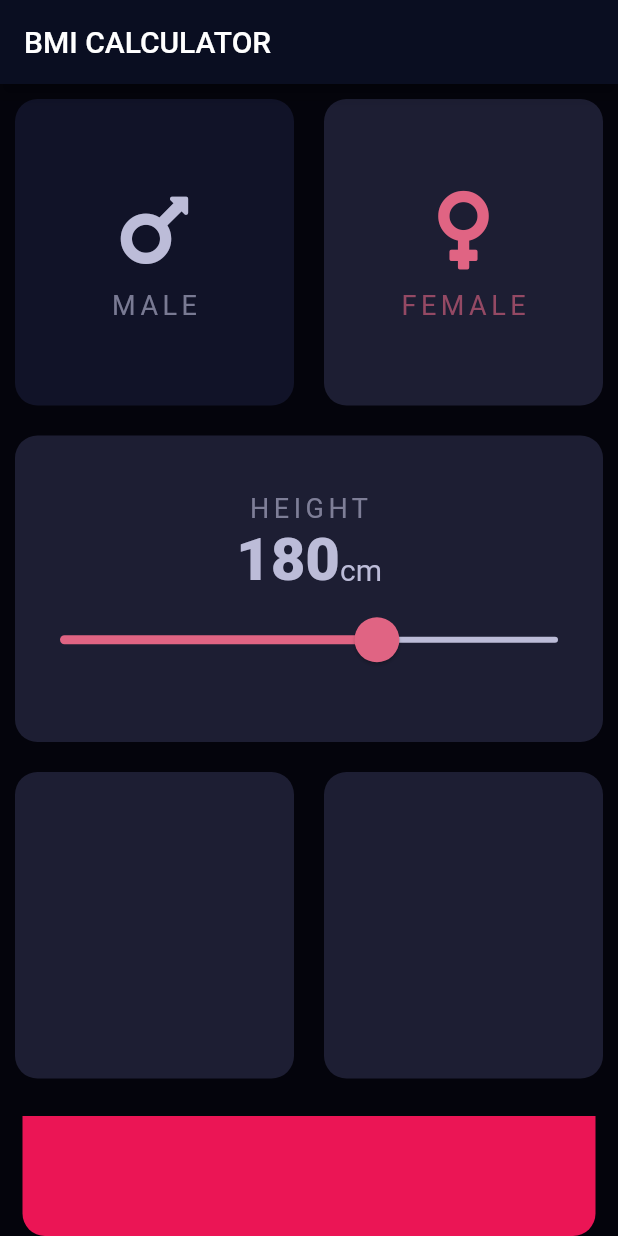
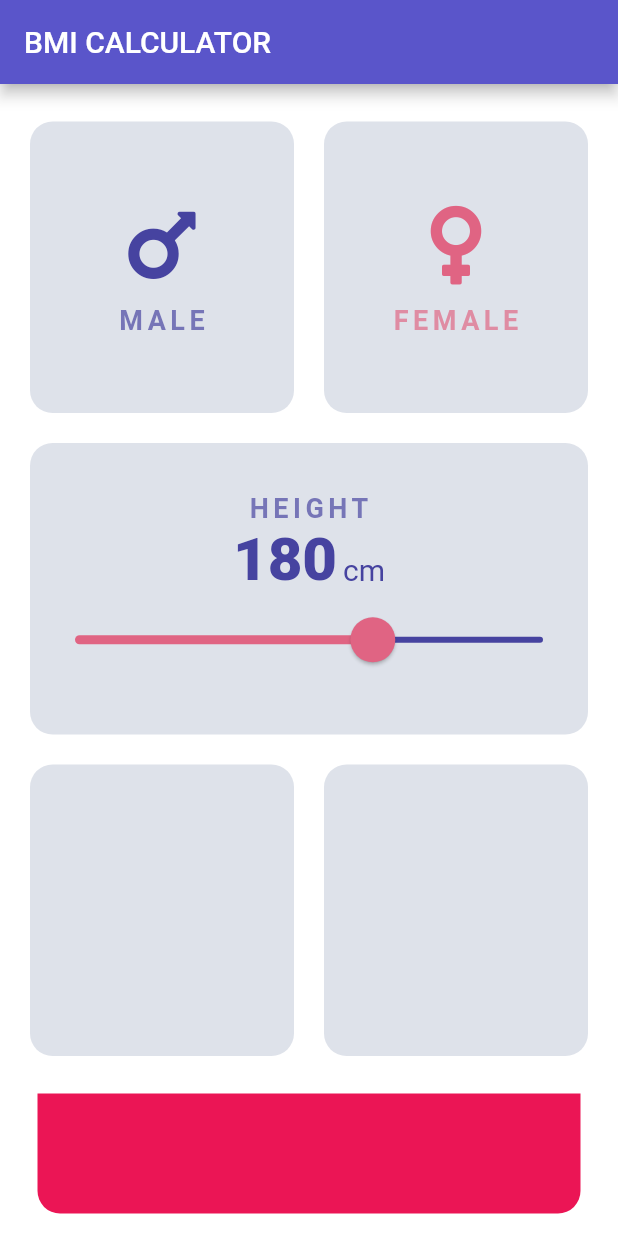
Before and after one commit to mustak/flutter-bmi-calculator, a Flutter app: the screen it shows after launch, on a phone screen of 412 x 824 dp. Run offline on Flutter 3.47's test engine with Material 2 defaults, Android fonts, the phone set to English and light mode, and no system bars; our stand-ins replace font_awesome_flutter.

Commit message:
add light theme settings

```diff
--- a/lib/components/gender_icon.dart
+++ b/lib/components/gender_icon.dart
@@ -13,8 +13,14 @@ class GenderIcon extends StatelessWidget {
     IconData faIcon = this.gender == Gender.male
         ? FontAwesomeIcons.mars
         : FontAwesomeIcons.venus;
-    Color clr = this.active ? kValueSelected : kValueDefault;
     String label = this.gender == Gender.male ? 'MALE' : 'FEMALE';
+
+    Color clr;
+    if (Theme.of(context).brightness == Brightness.dark) {
+      clr = this.active ? kDValueSelected : kDValueDefault;
+    } else {
+      clr = this.active ? kLValueSelected : kLValueDefault;
+    }
 
     return Column(
       mainAxisAlignment: MainAxisAlignment.center,
--- a/lib/components/height_input.dart
+++ b/lib/components/height_input.dart
@@ -15,6 +15,7 @@ class _HeightInputState extends State<HeightInput> {
 
   @override
   Widget build(BuildContext context) {
+    Brightness lTheme = Theme.of(context).brightness;
     return Column(
       mainAxisAlignment: MainAxisAlignment.center,
       children: [
@@ -23,7 +24,7 @@ class _HeightInputState extends State<HeightInput> {
 //        ),
         Text(
           'HEIGHT',
-          style: kLabelStyle(kValueDefault),
+          style: kLabelStyle(kLValueDefault),
         ),
         Row(
           mainAxisSize: MainAxisSize.min,
@@ -32,11 +33,14 @@ class _HeightInputState extends State<HeightInput> {
           children: [
             Text(
               _height.toString(),
-              style: kValueStyle,
+              style: lTheme == Brightness.dark ? kDValueStyle : kLValueStyle,
+            ),
+            SizedBox(
+              width: 4,
             ),
             Text(
               'cm',
-              style: kUnitStyle,
+              style: lTheme == Brightness.dark ? kDUnitStyle : kLUnitStyle,
             ),
           ],
         ),
--- a/lib/components/reusable_card.dart
+++ b/lib/components/reusable_card.dart
@@ -11,13 +11,20 @@ class ReusableCard extends StatelessWidget {
 
   @override
   Widget build(BuildContext context) {
+    Color clr;
+    if (Theme.of(context).brightness == Brightness.dark) {
+      clr = this.active ? kDActiveCardColor : kDInactiveCardColor;
+    } else {
+      clr = Color(0xFFdee2ea);
+    }
+
     return GestureDetector(
       onTap: this.onClick,
       child: Container(
         margin: const EdgeInsets.all(10),
         child: this.child,
         decoration: BoxDecoration(
-          color: this.active ? kActiveCardColor : kInactiveCardColor,
+          color: clr,
           borderRadius: BorderRadius.circular(kBorderRadius),
         ),
       ),
--- a/lib/constants.dart
+++ b/lib/constants.dart
@@ -1,18 +1,24 @@
 import 'package:flutter/material.dart';
 
-const kInactiveCardColor = Color(0xFF111328);
-const kActiveCardColor = Color(0xFF1D1E33);
-const kBottomContainerHeight = 80.0;
+///
+/// Card colors
+///
+const kDInactiveCardColor = Color(0xFF111328);
+const kDActiveCardColor = Color(0xFF1D1E33);
 
-const kMainPinkColor = Color(0xFFEB1555);
-
-const kValueSelected = Color(0xFFe06483);
-const kValueDefault = Color(0xFFbcbcd8);
+///
+/// LAbel and value colours
+///
+const kDValueSelected = Color(0xFFe06483);
+const kDValueDefault = Color(0xFFbcbcd8);
+const kLValueSelected = Color(0xFFe06483);
+const kLValueDefault = Color(0xFF4643a0);
 
 TextStyle kLabelStyle(clr) {
   return TextStyle(
-    color: clr.withAlpha(clr.alpha - 100),
+    color: clr.withAlpha(clr.alpha - 80),
     fontSize: 18,
+    fontWeight: FontWeight.w700,
     letterSpacing: 3,
   );
 }
@@ -21,17 +27,29 @@ const kBorderRadius = 15.0;
 
 enum Gender { male, female }
 
+const kBottomContainerHeight = 80.0;
+const kMainPinkColor = Color(0xFFEB1555);
+
 //Gender related
 const double kIconSize = 60;
 
 //Height Related
 const int kDefaultHeight = 180;
-const kValueStyle = TextStyle(
-  color: kValueDefault,
+const kDValueStyle = TextStyle(
+  color: kDValueDefault,
   fontSize: 40,
   fontWeight: FontWeight.w900,
 );
-const kUnitStyle = TextStyle(
-  color: kValueDefault,
+const kDUnitStyle = TextStyle(
+  color: kDValueDefault,
   fontSize: 20,
 );
+const kLValueStyle = TextStyle(
+  color: kLValueDefault,
+  fontSize: 40,
+  fontWeight: FontWeight.w900,
+);
+const kLUnitStyle = TextStyle(
+  color: kLValueDefault,
+  fontSize: 20,
+);
--- a/lib/main.dart
+++ b/lib/main.dart
@@ -12,25 +12,37 @@ class MyApp extends StatelessWidget {
   Widget build(BuildContext context) {
     return MaterialApp(
       title: 'BMI CALCULATOR',
-//      theme: ThemeData(
-//        scaffoldBackgroundColor: Color(0xFFF0F4FD),
-//        primaryColor: Color(0xFF5A55CA),
-//        visualDensity: VisualDensity.adaptivePlatformDensity,
-//      ),
-      theme: ThemeData.dark().copyWith(
-        primaryColor: Color(0xFF0A0E21), //0xFF0A0E21
-        scaffoldBackgroundColor: Color(0xFF04040C),
+      theme: ThemeData(
+        scaffoldBackgroundColor: Color(0xFFFFFFFF),
+        primaryColor: Color(0xFF5A55CA),
         sliderTheme: SliderTheme.of(context).copyWith(
-          activeTrackColor: kValueSelected,
-          inactiveTrackColor: kValueDefault,
-          thumbColor: kValueSelected,
+          activeTrackColor: kLValueSelected,
+          inactiveTrackColor: kLValueDefault,
+          thumbColor: kLValueSelected,
           thumbShape: RoundSliderThumbShape(
             enabledThumbRadius: 15,
           ),
           overlayShape: RoundSliderOverlayShape(
             overlayRadius: 30,
           ),
-          overlayColor: kValueSelected.withAlpha(40),
+          overlayColor: kDValueSelected.withAlpha(40),
+        ),
+        visualDensity: VisualDensity.adaptivePlatformDensity,
+      ),
+      darkTheme: ThemeData.dark().copyWith(
+        primaryColor: Color(0xFF0A0E21), //0xFF0A0E21
+        scaffoldBackgroundColor: Color(0xFF04040C),
+        sliderTheme: SliderTheme.of(context).copyWith(
+          activeTrackColor: kDValueSelected,
+          inactiveTrackColor: kDValueDefault,
+          thumbColor: kDValueSelected,
+          thumbShape: RoundSliderThumbShape(
+            enabledThumbRadius: 15,
+          ),
+          overlayShape: RoundSliderOverlayShape(
+            overlayRadius: 30,
+          ),
+          overlayColor: kDValueSelected.withAlpha(40),
         ),
 
         visualDensity: VisualDensity.adaptivePlatformDensity,
--- a/lib/screens/input_page.dart
+++ b/lib/screens/input_page.dart
@@ -23,7 +23,12 @@ class _InputPageState extends State<InputPage> {
       appBar: AppBar(
         title: Text(widget.title),
       ),
-      body: Column(
+      body: Padding(
+        padding: const EdgeInsets.symmetric(
+          vertical: 15,
+          horizontal: 10,
+        ),
+        child: Column(
           crossAxisAlignment: CrossAxisAlignment.stretch,
           children: <Widget>[
             Expanded(
@@ -92,7 +97,7 @@ class _InputPageState extends State<InputPage> {
             ),
             GestureDetector(
               onTap: () {
-              print(_height);
+                print(Theme.of(context).brightness);
               },
               child: Container(
                 height: kBottomContainerHeight,
@@ -108,6 +113,7 @@ class _InputPageState extends State<InputPage> {
             )
           ],
         ),
+      ),
     );
   }
 }
```
Lines whose indentation alone changed are shown as unchanged.
